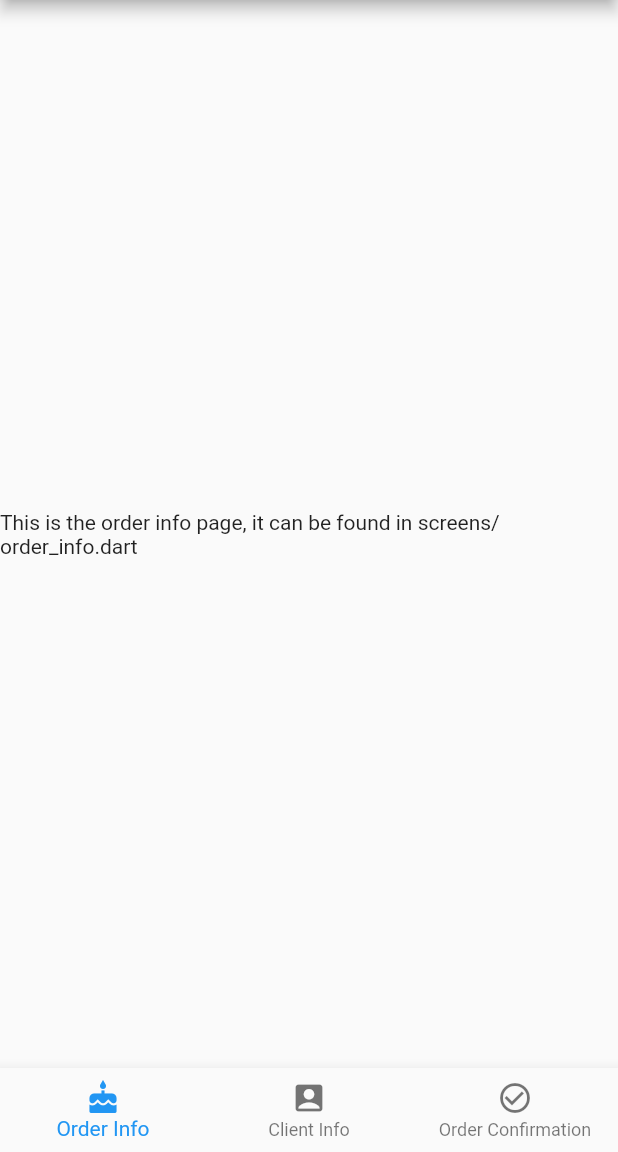
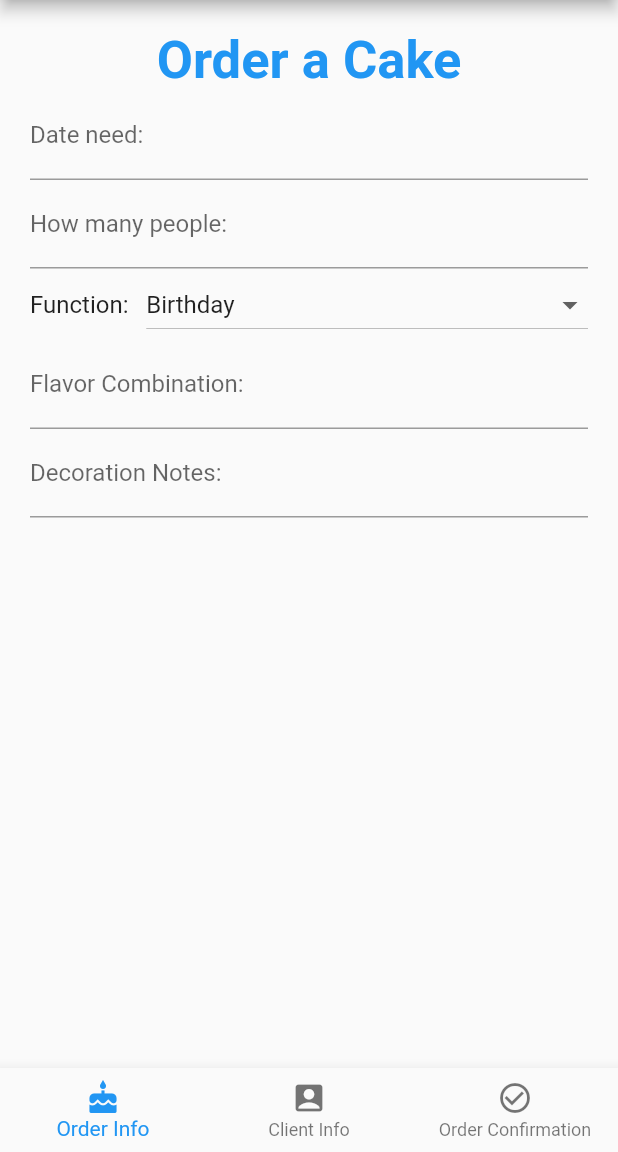
Before and after one commit to Utsal20/Happy-Cake, a Flutter app: the screen it shows after launch, on a phone screen of 412 x 824 dp, the part 84-1236 px from its top. Run offline on Flutter 3.47's test engine with Material 2 defaults, Android fonts, the phone set to English and light mode, and no system bars; missing offline and left inert: mailer.

Commit message:
order information

```diff
--- a/lib/screens/order_info.dart
+++ b/lib/screens/order_info.dart
@@ -6,11 +6,107 @@ class OrderInfo extends StatefulWidget {
 }
 
 class _OrderInfoState extends State<OrderInfo> {
+  String _date;
+  String _feeds; //Total people it feeds
+  String _function = 'Birthday'; //What occasion
+  String _flavor;
+  String _decorationNotes;
+
   @override
   Widget build(BuildContext context) {
     return Scaffold(
-      body: Center(
-        child: Text('This is the order info page, it can be found in screens/order_info.dart'),
+      body: Container(
+        padding: EdgeInsets.fromLTRB(20, 20, 20, .1),
+        child: Column(
+          children: <Widget>[
+            Text(
+              'Order a Cake',
+              textAlign: TextAlign.left,
+              style: Theme.of(context).textTheme.headline,
+            ),
+
+            Flexible(
+              child: TextFormField(
+                decoration: InputDecoration(
+                  hintText: 'EX: January 12th, 2019',
+                  labelText: 'Date need:',
+                ),
+                keyboardType: TextInputType.text,
+                onSaved: (String value){
+                  _date = value;
+                }
+              ),
+            ),
+            Flexible(
+              child: TextFormField(
+                decoration: InputDecoration(
+                  hintText: 'Ex: 200',
+                  labelText: 'How many people:',
+                ),
+                keyboardType: TextInputType.number,
+                onSaved: (String value){
+                  _feeds = value;
+                }
+              ),
+            ),
+            Row( //Created a row to put text next to the drop down menu, text align is trash
+              children: <Widget>[
+                Text(
+                  'Function:   ',
+                    textAlign: TextAlign.left,
+                    style: Theme.of(context).textTheme.subhead,
+                      ),
+                Flexible(
+                  child: DropdownButton<String>(
+                    value: _function,
+                    onChanged: (String newValue){
+                      setState(() {
+                             _function = newValue;
+                      });
+                    },
+                    items: <String>['Birthday', 'Kids', 'Wedding']
+                        .map<DropdownMenuItem<String>>((String value) {
+                    return DropdownMenuItem<String>(
+                      value: value,
+                      child: Text(value),
+                      );
+                        }).toList(),
+
+                  isExpanded: true, //Expands it across screen
+                  elevation: 12, //depth of drop down menu
+                  ),
+                ),
+              ],
+            ),
+
+            Flexible(
+              child: TextFormField(
+                decoration: InputDecoration(
+                  hintText: 'Ex: Chocolate/Rasberry',
+                  labelText: 'Flavor Combination:',
+                ),
+                keyboardType: TextInputType.text,
+                onSaved: (String value){
+                  _flavor = value;
+                }
+              ),
+            ),
+
+            Flexible(
+              child: TextFormField(
+                  decoration: InputDecoration(
+                    hintText: 'Ex: I want the cake to be yellow flowers',
+                    labelText: 'Decoration Notes:',
+                  ),
+                  keyboardType: TextInputType.multiline,
+                  maxLines: null,
+                  onSaved: (String value){
+                    _decorationNotes = value;
+                  }
+              )
+            )
+          ]
+        )
       )
     );
   }
```
